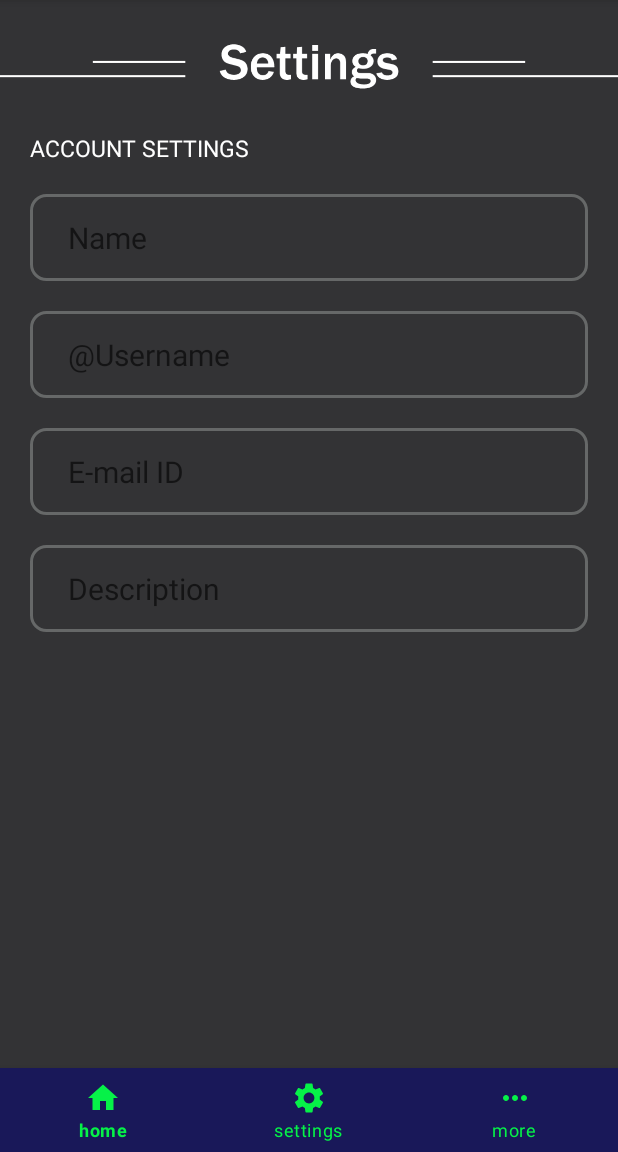
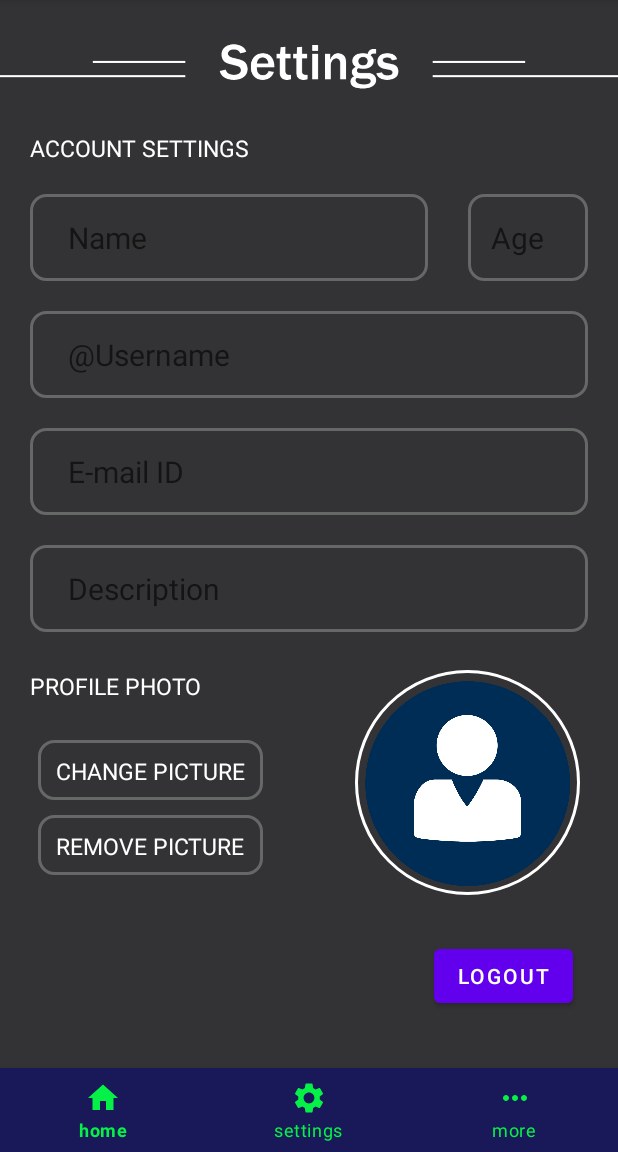
Before and after one commit to Dark-Knight11/CyberSec-App, an Android app: the screen it shows after launch (MainActivity), item 2 of the bottom bar chosen, on a phone screen of 412 x 824 dp, the part 84-1236 px from its top. Run offline under Robolectric (Android 15) with nearby library versions, the phone set to English and light mode, and no system bars.

Commit message:
Adding completed Setting View Layout

```diff
--- /dev/null
+++ b/app/src/main/res/drawable/circle.xml
@@ -0,0 +1,11 @@
+<shape xmlns:android="http://schemas.android.com/apk/res/android"
+    android:innerRadius="0dp"
+    android:shape="ring"
+    android:thicknessRatio="2"
+    android:useLevel="false" >
+    <solid android:color="@android:color/transparent" />
+
+    <stroke
+        android:width="2dp"
+        android:color="@android:color/white" />
+</shape>
--- /dev/null
+++ b/app/src/main/res/drawable/pp_border.xml
@@ -0,0 +1,7 @@
+<?xml version="1.0" encoding="utf-8"?>
+<layer-list xmlns:android="http://schemas.android.com/apk/res/android" >
+
+    <item android:drawable="@drawable/circle"/>
+    <item android:drawable="@drawable/profile_pic"/>
+
+</layer-list>
--- a/app/src/main/res/layout/fragment_settings.xml
+++ b/app/src/main/res/layout/fragment_settings.xml
@@ -13,12 +13,9 @@
         android:layout_width="wrap_content"
         android:layout_height="wrap_content"
         android:src="@drawable/setting_header"
-        tools:layout_editor_absoluteX="0dp"
-        tools:layout_editor_absoluteY="-2dp"
         app:layout_constraintTop_toTopOf="parent"
         app:layout_constraintStart_toStartOf="parent"
-
-                />
+        tools:ignore="ContentDescription" />
 
     <TextView
         android:id="@+id/accountSettings"
@@ -30,30 +27,11 @@
         android:layout_marginStart="20dp"
         app:layout_constraintTop_toBottomOf="@+id/settingHeader"
         app:layout_constraintStart_toStartOf="parent"
-        />
-
-<!--    <TextView-->
-<!--        android:id="@+id/logout"-->
-<!--        android:layout_width="wrap_content"-->
-<!--        android:layout_height="50dp"-->
-<!--        android:layout_margin="25dp"-->
-<!--        android:layout_marginStart="92dp"-->
-<!--        android:layout_marginTop="352dp"-->
-<!--        android:background="@drawable/my_border"-->
-<!--        android:clickable="true"-->
-<!--        android:gravity="center_vertical"-->
-<!--        android:hapticFeedbackEnabled="true"-->
-<!--        android:paddingStart="15dp"-->
-<!--        android:paddingEnd="15dp"-->
-<!--        android:text="LOGOUT"-->
-<!--        android:textColor="#FFFFFF"-->
-<!--        android:textSize="25dp"-->
-<!--        app:layout_constraintStart_toStartOf="parent"-->
-<!--        app:layout_constraintTop_toBottomOf="@+id/accountSettings" />-->
+        tools:ignore="HardcodedText" />
 
     <EditText
         android:id="@+id/personName"
-        android:layout_width="match_parent"
+        android:layout_width="265dp"
         android:layout_height="wrap_content"
         android:ems="10"
         android:layout_margin="20dp"
@@ -64,11 +42,27 @@
         app:layout_constraintTop_toBottomOf="@id/accountSettings"
         app:layout_constraintStart_toStartOf="parent"
         android:background="@drawable/my_border"
-
         android:gravity="center_vertical"
         android:paddingStart="25dp"
         android:paddingTop="15dp"
-        android:paddingBottom="15dp"/>
+        android:paddingBottom="15dp"
+        tools:ignore="Autofill,HardcodedText,RtlSymmetry" />
+    <EditText
+        android:id="@+id/personAge"
+        android:layout_width="80dp"
+        android:layout_height="wrap_content"
+        android:ems="10"
+        android:layout_margin="20dp"
+        android:textColor="#000000"
+        android:textSize="20sp"
+        android:inputType="number"
+        android:hint="Age"
+        app:layout_constraintTop_toBottomOf="@id/accountSettings"
+        app:layout_constraintEnd_toEndOf="parent"
+        android:background="@drawable/my_border"
+        android:gravity="center_vertical"
+        android:padding="15dp"
+        tools:ignore="Autofill,HardcodedText" />
     <EditText
         android:id="@+id/personUsername"
         android:layout_width="match_parent"
@@ -82,11 +76,11 @@
         app:layout_constraintTop_toBottomOf="@id/personName"
         app:layout_constraintStart_toStartOf="parent"
         android:background="@drawable/my_border"
-
         android:gravity="center_vertical"
         android:paddingStart="25dp"
         android:paddingTop="15dp"
-        android:paddingBottom="15dp"/>
+        android:paddingBottom="15dp"
+        tools:ignore="Autofill,RtlSymmetry" />
     <EditText
         android:id="@+id/personEmail"
         android:layout_width="match_parent"
@@ -100,11 +94,11 @@
         app:layout_constraintTop_toBottomOf="@id/personUsername"
         app:layout_constraintStart_toStartOf="parent"
         android:background="@drawable/my_border"
-
         android:gravity="center_vertical"
         android:paddingStart="25dp"
         android:paddingTop="15dp"
-        android:paddingBottom="15dp"/>
+        android:paddingBottom="15dp"
+        tools:ignore="Autofill,HardcodedText,RtlSymmetry" />
     <EditText
         android:id="@+id/personDesc"
         android:layout_width="match_parent"
@@ -118,9 +112,80 @@
         app:layout_constraintTop_toBottomOf="@id/personEmail"
         app:layout_constraintStart_toStartOf="parent"
         android:background="@drawable/my_border"
-
         android:gravity="center_vertical"
         android:paddingStart="25dp"
         android:paddingTop="15dp"
-        android:paddingBottom="15dp"/>
+        android:paddingBottom="15dp"
+        tools:ignore="Autofill,HardcodedText,RtlSymmetry" />
+    <TextView
+        android:id="@+id/profilePhoto"
+        android:layout_width="wrap_content"
+        android:layout_height="wrap_content"
+        android:text="PROFILE PHOTO"
+        android:textSize="15sp"
+        android:textColor="#FFFFFF"
+        android:layout_marginTop="25dp"
+        android:layout_marginStart="20dp"
+        app:layout_constraintTop_toBottomOf="@+id/personDesc"
+        app:layout_constraintStart_toStartOf="parent"
+        tools:ignore="HardcodedText" />
+    <TextView
+        android:id="@+id/changePic"
+        android:layout_height="40dp"
+        android:layout_width="150dp"
+        android:layout_margin="25dp"
+        android:background="@drawable/my_border"
+        android:clickable="true"
+        android:gravity="center"
+        android:padding="10dp"
+        android:text="CHANGE PICTURE"
+        android:textColor="#FFFFFF"
+        android:textSize="15sp"
+        app:layout_constraintStart_toStartOf="parent"
+        app:layout_constraintTop_toBottomOf="@+id/profilePhoto"
+        android:focusable="true"
+        tools:ignore="HardcodedText" />
+    <TextView
+        android:id="@+id/removePic"
+        android:layout_height="40dp"
+        android:layout_width="150dp"
+        android:layout_marginTop="10dp"
+        android:layout_marginStart="25dp"
+        android:layout_marginEnd="25dp"
+        android:background="@drawable/my_border"
+        android:clickable="true"
+        android:gravity="center"
+        android:padding="10dp"
+        android:text="REMOVE PICTURE"
+        android:textColor="#FFFFFF"
+        android:textSize="15sp"
+        app:layout_constraintStart_toStartOf="parent"
+        app:layout_constraintTop_toBottomOf="@+id/changePic"
+        android:focusable="true"
+        tools:ignore="HardcodedText" />
+
+    <ImageView
+        android:id="@+id/profilePic"
+        android:layout_width="150dp"
+        android:layout_height="150dp"
+        android:layout_marginEnd="25dp"
+        android:layout_marginTop="25dp"
+        android:background="@drawable/pp_border"
+        app:layout_constraintEnd_toEndOf="parent"
+        app:layout_constraintTop_toBottomOf="@id/personDesc"
+        android:clickable="true"
+        tools:ignore="ContentDescription,KeyboardInaccessibleWidget" />
+
+    <Button
+        android:id="@+id/button3"
+        android:layout_width="wrap_content"
+        android:layout_height="wrap_content"
+        android:layout_marginEnd="30dp"
+        android:layout_marginTop="30dp"
+        android:text="LOGOUT"
+        app:layout_constraintTop_toBottomOf="@id/profilePic"
+        app:layout_constraintEnd_toEndOf="parent"
+        tools:ignore="HardcodedText" />
+
+
 </androidx.constraintlayout.widget.ConstraintLayout>
```
Also changed, not shown: app/src/main/res/drawable/profile_pic.png (added).
